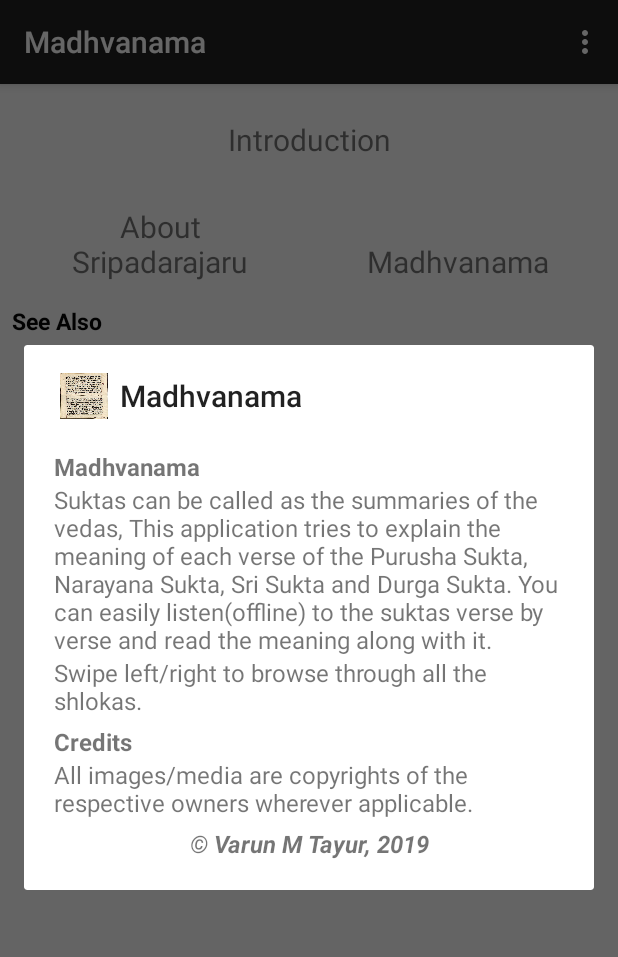
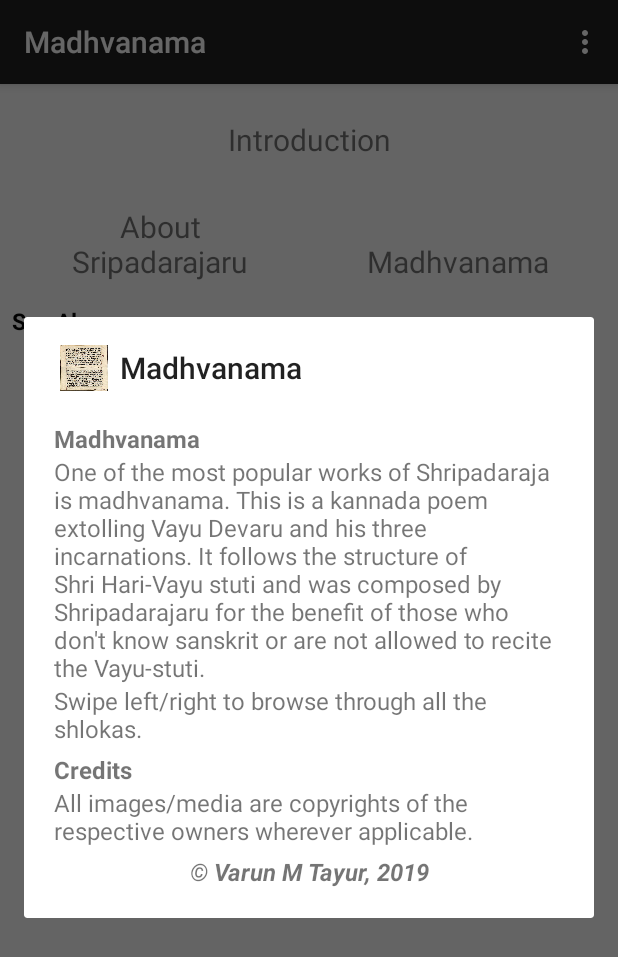
Before and after one commit to varuntayur/Madhvanama1, an Android app: the screen it shows after launch (MainActivity), in the options menu, after a tap on "Help", on a phone screen of 412 x 824 dp. Shown: the top 957 px of the screen. Run offline under Robolectric (Android 15) with nearby library versions, the light colour scheme and no system bars; libraries missing offline, so code that uses them is left out: org.simpleframework.xml; 1 statement that could not run was skipped.

Commit message:
bug fixes to opening introduction section

```diff
--- a/app/src/main/java/com/vtayur/madhvanama/MainActivity.java
+++ b/app/src/main/java/com/vtayur/madhvanama/MainActivity.java
@@ -87,9 +87,9 @@ public class MainActivity extends AppCompatActivity {
         return super.onOptionsItemSelected(item);
     }
 
-    public void launchMadhvanama(View v) {
+    public void launchAdvert(View v) {
         Intent intent = new Intent("android.intent.action.VIEW");
-        intent.setData(Uri.parse("market://details?id=com.vtayur.madhvanama"));
+        intent.setData(Uri.parse("market://details?id=com.vtayur.sriharivayusthuthi"));
         startActivity(intent);
     }
 
--- a/app/src/main/java/com/vtayur/madhvanama/data/DataProvider.java
+++ b/app/src/main/java/com/vtayur/madhvanama/data/DataProvider.java
@@ -5,7 +5,7 @@ import android.util.Log;
 
 import com.google.gson.Gson;
 import com.vtayur.madhvanama.R;
-import com.vtayur.madhvanama.data.model.Sukta;
+import com.vtayur.madhvanama.data.model.Madhvanama;
 
 import java.io.BufferedReader;
 import java.io.IOException;
@@ -25,7 +25,7 @@ public class DataProvider {
 
     private static final String TAG = "DataProvider";
 
-    public static final String PREFS_NAME = "Sukta";
+    public static final String PREFS_NAME = "Madhvanama";
     public static final String SHLOKA_DISP_LANGUAGE = "localLanguage";
     public static final String LEARNING_MODE = "learningMode";
     public static final String REPEAT_SHLOKA = "repeatShlokaCount";
@@ -33,7 +33,7 @@ public class DataProvider {
 
     private static final Gson gson = new Gson();
     // map data from a language -> list-of-suktas {durga-sukta, narayana-sukta etc.}
-    private static final Map<String, List<Sukta>> lang2Sukta = new ConcurrentHashMap<>();
+    private static final Map<String, List<Madhvanama>> lang2Sukta = new ConcurrentHashMap<>();
 
 
     private static List<Integer> mBackgroundColors = new ArrayList<Integer>() {
@@ -60,10 +60,10 @@ public class DataProvider {
 
         String anyResource = lang2Sukta.keySet().iterator().next();
 
-        List<Sukta> suktas = DataProvider.getSukta(Language.getLanguageEnum(anyResource));
+        List<Madhvanama> madhvanamas = DataProvider.getSukta(Language.getLanguageEnum(anyResource));
 
-        for (Sukta sukta : suktas) {
-            menuNames.addAll(sukta.getSectionNames());
+        for (Madhvanama madhvanama : madhvanamas) {
+            menuNames.addAll(madhvanama.getSectionNames());
         }
         menuNames.remove("Introduction");
         menuNames.add(0, "Introduction");
@@ -96,27 +96,27 @@ public class DataProvider {
 
             InputStream open = am.open(srcPath);
 
-            Sukta sukta = gson.fromJson(new BufferedReader(new InputStreamReader(open, "UTF-8")),
-                    Sukta.class);
+            Madhvanama madhvanama = gson.fromJson(new BufferedReader(new InputStreamReader(open, "UTF-8")),
+                    Madhvanama.class);
 
-            if (lang2Sukta.containsKey(sukta.getLang())) { // entry already exists in the map
+            if (lang2Sukta.containsKey(madhvanama.getLang())) { // entry already exists in the map
 
-                List<Sukta> existingSuktas = lang2Sukta.get(sukta.getLang());
+                List<Madhvanama> existingMadhvanamas = lang2Sukta.get(madhvanama.getLang());
 
                 //validate before adding
-                Optional<Sukta> existingSukta = getSukta(Language.getLanguageEnum(sukta.getLang()), sukta.getSectionNames().stream().findFirst().get());
+                Optional<Madhvanama> existingSukta = getSukta(Language.getLanguageEnum(madhvanama.getLang()), madhvanama.getSectionNames().stream().findFirst().get());
 
                 if (!existingSukta.isPresent()) {
-                    existingSuktas.add(sukta);
+                    existingMadhvanamas.add(madhvanama);
                 }
 
             } else {
 
-                List<Sukta> existingSuktas = new ArrayList<>();
+                List<Madhvanama> existingMadhvanamas = new ArrayList<>();
 
-                existingSuktas.add(sukta);
+                existingMadhvanamas.add(madhvanama);
 
-                lang2Sukta.put(sukta.getLang(), existingSuktas);
+                lang2Sukta.put(madhvanama.getLang(), existingMadhvanamas);
             }
 
             Log.d(TAG, String.format("* Finished de-serializing the file - %s *", srcPath));
@@ -126,16 +126,16 @@ public class DataProvider {
         }
     }
 
-    public static List<Sukta> getSukta(Language lang) {
+    public static List<Madhvanama> getSukta(Language lang) {
         return lang2Sukta.get(lang.toString());
     }
 
-    public static Optional<Sukta> getSukta(Language lang, String suktaName) {
-        List<Sukta> allSuktas = lang2Sukta.get(lang.toString());
+    public static Optional<Madhvanama> getSukta(Language lang, String suktaName) {
+        List<Madhvanama> allMadhvanamas = lang2Sukta.get(lang.toString());
 
-        for (Sukta sukta : allSuktas) {
-            if (sukta.getSectionNames().contains(suktaName))
-                return Optional.of(sukta);
+        for (Madhvanama madhvanama : allMadhvanamas) {
+            if (madhvanama.getSectionNames().contains(suktaName))
+                return Optional.of(madhvanama);
         }
         return Optional.empty();
     }
--- a/app/src/main/java/com/vtayur/madhvanama/data/SuktaMenu.java
+++ b/app/src/main/java/com/vtayur/madhvanama/data/SuktaMenu.java
@@ -46,7 +46,7 @@ public enum SuktaMenu {
         }
     };
 
-    private static final String TAG = "Sukta";
+    private static final String TAG = "Madhvanama";
     private String menuDisplayName;
 
     SuktaMenu(String menu) {
--- a/app/src/main/java/com/vtayur/madhvanama/data/model/Sukta.java
+++ b/app/src/main/java/com/vtayur/madhvanama/data/model/Madhvanama.java
@@ -11,7 +11,7 @@ import java.util.Map;
 /**
  * Created by vtayur on 8/19/2014.
  */
-public class Sukta implements Serializable {
+public class Madhvanama implements Serializable {
 
     @SerializedName("lang")
     private String lang;
@@ -21,12 +21,12 @@ public class Sukta implements Serializable {
 
     private Map<String, com.vtayur.madhvanama.data.model.Section> mapSecName2Sec = new LinkedHashMap<String, Section>();
 
-    public Sukta() {
+    public Madhvanama() {
     }
 
     @Override
     public String toString() {
-        return "Sukta{" +
+        return "Madhvanama{" +
                 "sections=" + sections +
                 '}';
     }
@@ -63,10 +63,10 @@ public class Sukta implements Serializable {
         if (this == o) return true;
         if (o == null || getClass() != o.getClass()) return false;
 
-        Sukta sukta = (Sukta) o;
+        Madhvanama madhvanama = (Madhvanama) o;
 
-        if (lang != null ? !lang.equals(sukta.lang) : sukta.lang != null) return false;
-        return sections != null ? sections.equals(sukta.sections) : sukta.sections == null;
+        if (lang != null ? !lang.equals(madhvanama.lang) : madhvanama.lang != null) return false;
+        return sections != null ? sections.equals(madhvanama.sections) : madhvanama.sections == null;
     }
 
     @Override
--- a/app/src/main/java/com/vtayur/madhvanama/detail/stotra/StotraInOnePageActivity.java
+++ b/app/src/main/java/com/vtayur/madhvanama/detail/stotra/StotraInOnePageActivity.java
@@ -18,6 +18,7 @@ package com.vtayur.madhvanama.detail.stotra;
 
 import android.app.Activity;
 import android.content.SharedPreferences;
+import android.graphics.Color;
 import android.graphics.Typeface;
 import android.media.MediaPlayer;
 import android.os.Bundle;
@@ -27,6 +28,7 @@ import android.util.Pair;
 import android.view.Menu;
 import android.view.MenuItem;
 import android.view.View;
+import android.webkit.WebView;
 import android.widget.ImageButton;
 import android.widget.LinearLayout;
 import android.widget.TextView;
@@ -66,11 +68,14 @@ public class StotraInOnePageActivity extends FragmentActivity {
 
         final LinearLayout rootLayout = (LinearLayout) findViewById(R.id.rootLayout);
 
-        Integer menuPosition = getIntent().getIntExtra(BundleArgs.PAGE_NUMBER, 0);
+        int menuPosition = getIntent().getIntExtra(BundleArgs.PAGE_NUMBER, 1);
         List<Shloka> engShlokas = (List<Shloka>) getIntent().getSerializableExtra(BundleArgs.ENG_SHLOKA_LIST);
         List<Shloka> localLangShlokas = (List<Shloka>) getIntent().getSerializableExtra(BundleArgs.LOCAL_LANG_SHLOKA_LIST);
         String sectionName = getIntent().getStringExtra(BundleArgs.SECTION_NAME);
 
+        if (menuPosition <= 0) {
+            menuPosition = 1;
+        }
         rootLayout.setBackgroundResource(DataProvider.getBackgroundColor(menuPosition - 1));
 
         TextView tvTitle = (TextView) findViewById(R.id.sectiontitle);
@@ -92,8 +97,9 @@ public class StotraInOnePageActivity extends FragmentActivity {
             localLang.setTypeface(typeface);
             localLang.setText(shlokaPair.second.getText());
 
-            TextView engLang = new TextView(this);
-            engLang.setText(shlokaPair.first.getText());
+            WebView engLang = new WebView(this);
+            engLang.setBackgroundColor(Color.TRANSPARENT);
+            engLang.loadData(shlokaPair.first.getText().isEmpty() ? shlokaPair.first.getFormattedExplanation() : "", "text/html", null);
 
             ll.addView(localLang);
             ll.addView(engLang);
@@ -146,14 +152,14 @@ public class StotraInOnePageActivity extends FragmentActivity {
             Log.d(TAG, "Done with all streams for media playback");
             ImageButton playButton = (ImageButton) curActivity.findViewById(R.id.imageButtonPlay);
             playButton.setClickable(true);
-            if(mediaPlayer!=null) {
+            if (mediaPlayer != null) {
                 mediaPlayer.reset();
                 mediaPlayer.release();
-                mediaPlayer=null;
+                mediaPlayer = null;
             }
 
             Log.d(TAG, "playMediaTrack, how many more to go? " + playCounter.get());
-            if(playCounter.decrementAndGet() >= 0) {
+            if (playCounter.decrementAndGet() >= 0) {
                 Log.d(TAG, "playMediaTrack, how many more to go? " + playCounter.get());
                 mediaResIterator = mediaResources.iterator();
                 playMediaTrack(curActivity);
@@ -172,10 +178,10 @@ public class StotraInOnePageActivity extends FragmentActivity {
             @Override
             public void onCompletion(MediaPlayer mp) {
                 Log.d(TAG, "Release before next media stream is played");
-                if(mediaPlayer!=null) {
+                if (mediaPlayer != null) {
                     mediaPlayer.reset();
                     mediaPlayer.release();
-                    mediaPlayer=null;
+                    mediaPlayer = null;
                 }
                 Log.d(TAG, "Requesting for continuing next media stream");
                 playMediaTrack(curActivity);
@@ -188,10 +194,10 @@ public class StotraInOnePageActivity extends FragmentActivity {
                 Log.d(TAG, "Error encountered streams media playback");
                 ImageButton playButton = (ImageButton) curActivity.findViewById(R.id.imageButtonPlay);
                 playButton.setClickable(true);
-                if(mediaPlayer!=null) {
+                if (mediaPlayer != null) {
                     mediaPlayer.reset();
                     mediaPlayer.release();
-                    mediaPlayer=null;
+                    mediaPlayer = null;
                 }
                 return false;
             }
--- a/app/src/main/res/layout/activity_main.xml
+++ b/app/src/main/res/layout/activity_main.xml
@@ -24,12 +24,12 @@
             android:orientation="vertical">
 
             <TextView
-                android:id="@+id/seeAlsoMadhvanama"
+                android:id="@+id/seeAlsoAdvert"
                 android:layout_width="wrap_content"
                 android:layout_height="wrap_content"
-                android:layout_alignTop="@+id/madhvanamaAdLayout"
-                android:layout_toRightOf="@+id/madhvanamaAdLayout"
-                android:onClick="launchMadhvanama"
+                android:layout_alignTop="@+id/advtLayout"
+                android:layout_toRightOf="@+id/advtLayout"
+                android:onClick="launchAdvert"
                 android:text="See Also"
                 android:textColor="#040404"
                 android:textSize="15dp"
@@ -43,7 +43,7 @@
                 android:padding="5dp">
 
                 <LinearLayout
-                    android:id="@+id/madhvanamaAdLayout"
+                    android:id="@+id/advtLayout"
                     android:layout_width="wrap_content"
                     android:layout_height="wrap_content"
                     android:layout_alignParentLeft="true"
@@ -51,35 +51,35 @@
                     android:padding="3dp">
 
                     <ImageView
-                        android:id="@+id/imageMadhvanama"
+                        android:id="@+id/advertImage"
                         android:layout_width="50dp"
                         android:layout_height="50dp"
-                        android:onClick="launchMadhvanama"
-                        app:srcCompat="@drawable/madhvanama" />
+                        android:onClick="launchAdvert"
+                        app:srcCompat="@drawable/advert" />
                 </LinearLayout>
 
                 <TextView
-                    android:id="@+id/titleMadhvanama"
+                    android:id="@+id/advtTitle"
                     android:layout_width="wrap_content"
                     android:layout_height="wrap_content"
-                    android:layout_alignTop="@+id/madhvanamaAdLayout"
-                    android:layout_toRightOf="@+id/madhvanamaAdLayout"
-                    android:onClick="launchMadhvanama"
-                    android:text="Madhvanama"
+                    android:layout_alignTop="@+id/advtLayout"
+                    android:layout_toRightOf="@+id/advtLayout"
+                    android:onClick="launchAdvert"
+                    android:text="@string/advtTitle"
                     android:textColor="#040404"
                     android:textSize="15dp"
                     android:textStyle="bold"
                     android:typeface="sans" />
 
                 <TextView
-                    android:id="@+id/madhvanamaDetails"
+                    android:id="@+id/advertDetails"
                     android:layout_width="match_parent"
                     android:layout_height="wrap_content"
-                    android:layout_below="@+id/titleMadhvanama"
+                    android:layout_below="@+id/advtTitle"
                     android:layout_marginTop="1dp"
-                    android:layout_toRightOf="@+id/madhvanamaAdLayout"
-                    android:onClick="launchMadhvanama"
-                    android:text="@string/madhvanamaAdvtText"
+                    android:layout_toRightOf="@+id/advtLayout"
+                    android:onClick="launchAdvert"
+                    android:text="@string/advtText"
                     android:textColor="#343434"
                     android:textSize="10dp" />
             </RelativeLayout>
--- a/app/src/main/res/layout/advt.xml
+++ /dev/null
@@ -1,10 +0,0 @@
-<?xml version="1.0" encoding="utf-8"?>
-<LinearLayout xmlns:android="http://schemas.android.com/apk/res/android" xmlns:app="http://schemas.android.com/apk/res-auto" android:orientation="vertical" android:layout_width="match_parent" android:layout_height="match_parent">
-    <RelativeLayout android:orientation="horizontal" android:padding="5dp" android:layout_width="match_parent" android:layout_height="wrap_content">
-        <LinearLayout android:id="@+id/madhvanamaAdLayout" android:padding="3dp" android:layout_width="wrap_content" android:layout_height="wrap_content" android:layout_marginRight="5dp" android:layout_alignParentLeft="true">
-            <ImageView android:id="@+id/imageMadhvanama" android:layout_width="50dp" android:layout_height="50dp" android:onClick="launchMadhvanama" app:srcCompat="@drawable/madhvanama"/>
-        </LinearLayout>
-        <TextView android:textSize="15dp" android:typeface="sans" android:textStyle="bold" android:textColor="#040404" android:id="@+id/titleMadhvanama" android:layout_width="wrap_content" android:layout_height="wrap_content" android:text="Madhvanama" android:layout_toRightOf="@+id/madhvanamaAdLayout" android:layout_alignTop="@+id/madhvanamaAdLayout" android:onClick="launchMadhvanama"/>
-        <TextView android:textSize="10dp" android:textColor="#343434" android:id="@+id/madhvanamaDetails" android:layout_width="match_parent" android:layout_height="wrap_content" android:layout_marginTop="1dp" android:text="@string/madhvanamaAdvtText" android:layout_toRightOf="@+id/madhvanamaAdLayout" android:layout_below="@+id/titleMadhvanama" android:onClick="launchMadhvanama"/>
-    </RelativeLayout>
-</LinearLayout>
--- a/app/src/main/res/values/strings.xml
+++ b/app/src/main/res/values/strings.xml
@@ -6,11 +6,12 @@
 
     <string name="loading_please_wait">Loading. Please wait...</string>
 
-     <string name="app_descrip">Suktas can be called as the summaries of the vedas, This application tries to explain the meaning of each verse of the Purusha Sukta, Narayana Sukta, Sri Sukta and Durga Sukta. You can easily listen(offline) to the suktas verse by verse and read the meaning along with it. </string>
+     <string name="app_descrip">One of the most popular works of Shripadaraja is madhvanama. This is a kannada poem extolling Vayu Devaru and his three incarnations. It follows the structure of Shri Hari-Vayu stuti and was composed by Shripadarajaru for the benefit of those who don\'t know sanskrit or are not allowed to recite the Vayu-stuti.</string>
     <string name="app_help">Swipe left/right to browse through all the shlokas.
     </string>
     <string name="app_credits">All images/media are copyrights of the respective owners wherever applicable.</string>
     <string name="app_author">&#169; Varun M Tayur, 2019</string>
     <string name="app_credits_title">Credits</string>
-    <string name="madhvanamaAdvtText">One of the most popular works of Shripadaraja is madhvanama. This is a kannada poem extolling Vayu Devaru and his three incarnations. It follows the structure of Shri Hari-Vayu stuti and was composed by Shripadarajaru for the benefit of those who don\'t know sanskrit and or are not allowed to recite the Vayu-stuti.</string>
+    <string name="advtTitle">Sri Hari Vayu Stuthi</string>
+    <string name="advtText">Vayu Stuti is one of the most famous poems composed by Sri Trivikrama Panditacharya in praise of Sri Madhvacharya, the founder of the Dvaita school of philosophy.It is said that when Trivikrama Panditacharya presented his work, Sri Madhva insisted that the work should not be dedicated to his praise alone and instantly composed the Nakha Stuti and instructed that it be chanted before and after the Vayu Stuti. The Vayu Stuti comprises 41 paras. It is usual practice to chant the Vayu Stuti by starting and ending it with the Narasimha Nakha Stuti, a short two-para composition by Sri Madhva in praise of Lord Narasimha. Hence, it is appropriate to call Vayu Stuthi as \'Sri Hari Vayu Stuthi\'.</string>
 </resources>
```
Also changed, not shown: app/src/main/res/drawable-v24/advert.jpg (added).
